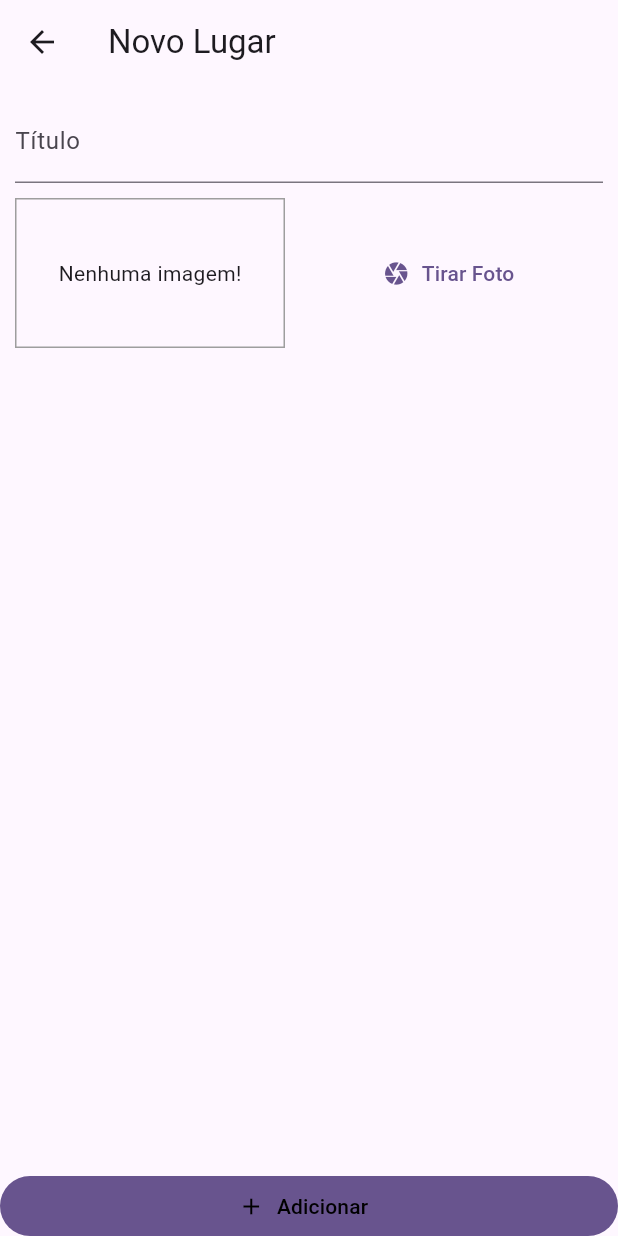
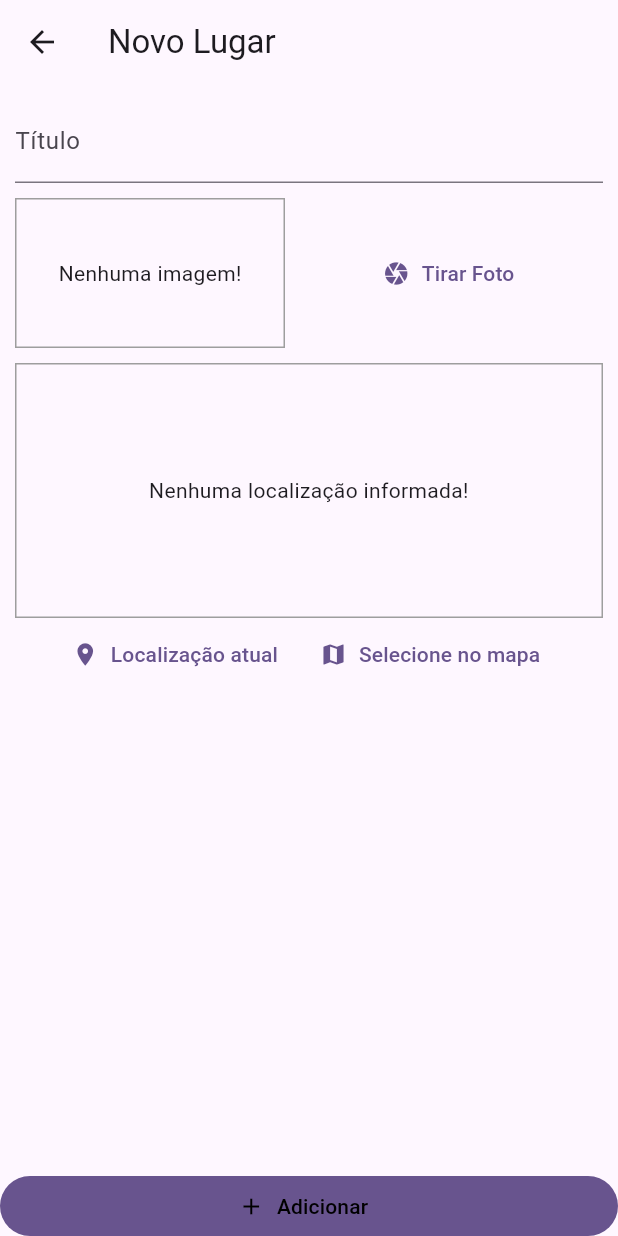
Before and after one commit to gilvancosta/App-Great-Places, a Flutter app: the PlaceFormScreen screen opened by its route, on a phone screen of 412 x 824 dp. Run offline on Flutter 3.47's test engine with Material 2 defaults, Android fonts, the phone set to English and light mode, and no system bars; our stand-ins replace image_picker, sqflite; accounts and stored records are empty.

Commit message:
project paused

```diff
--- a/lib/app/ui/place/place_page.dart
+++ b/lib/app/ui/place/place_page.dart
@@ -6,6 +6,7 @@ import 'package:provider/provider.dart';
 import 'widgets/image_input_widget.dart';
 import 'package:great_places/app/core/controllers/great_places_controller.dart';
 
+import 'widgets/location_input_widget.dart';
 
 class PlaceFormScreen extends StatefulWidget {
   const PlaceFormScreen({super.key});
@@ -58,6 +59,8 @@ class _PlaceFormScreenState extends State<PlaceFormScreen> {
                     ),
                     const SizedBox(height: 10),
                     ImageInputWidget(onSelectedImage: _selectImage),
+                    const SizedBox(height: 10),
+                    const LocationInputWidget(),
                   ],
                 ),
               ),
--- /dev/null
+++ b/lib/app/ui/place/widgets/location_input_widget.dart
@@ -0,0 +1,64 @@
+import 'package:flutter/material.dart';
+
+class LocationInputWidget extends StatefulWidget {
+  const LocationInputWidget({super.key});
+
+  @override
+  State<LocationInputWidget> createState() => _LocationInputState();
+}
+
+class _LocationInputState extends State<LocationInputWidget> {
+  String? _previewImageUrl;
+
+  Future<void> _getCurrentUserLocation() async {
+    // final locData = await Location().getLocation();
+    // final staticMapImageUrl = LocationHelper.generateLocationPreviewImage(
+    //   latitude: locData.latitude,
+    //   longitude: locData.longitude,
+    // );
+    // setState(() {
+    //   _previewImageUrl = staticMapImageUrl;
+    // });
+  }
+
+  @override
+  Widget build(BuildContext context) {
+    return Column(
+      children: [
+        Container(
+          alignment: Alignment.center,
+          decoration: BoxDecoration(
+            border: Border.all(width: 1, color: Colors.grey),
+          ),
+          height: 170,
+          width: double.infinity,
+          child: _previewImageUrl == null
+              ? const Text(
+                  'Nenhuma localização informada!',
+                  textAlign: TextAlign.center,
+                )
+              : Image.network(
+                  _previewImageUrl!,
+                  fit: BoxFit.cover,
+                  width: double.infinity,
+                ),
+        ),
+        Row(
+          mainAxisAlignment: MainAxisAlignment.center,
+          children: [
+            TextButton.icon(
+              onPressed: () {},
+              icon: const Icon(Icons.location_on),
+              label: const Text('Localização atual'),
+            ),
+            TextButton.icon(
+              onPressed: () {},
+              icon: const Icon(Icons.map),
+              label: const Text('Selecione no mapa'),
+            ),
+          ],
+        ),
+      ],
+    );
+  }
+}
```
